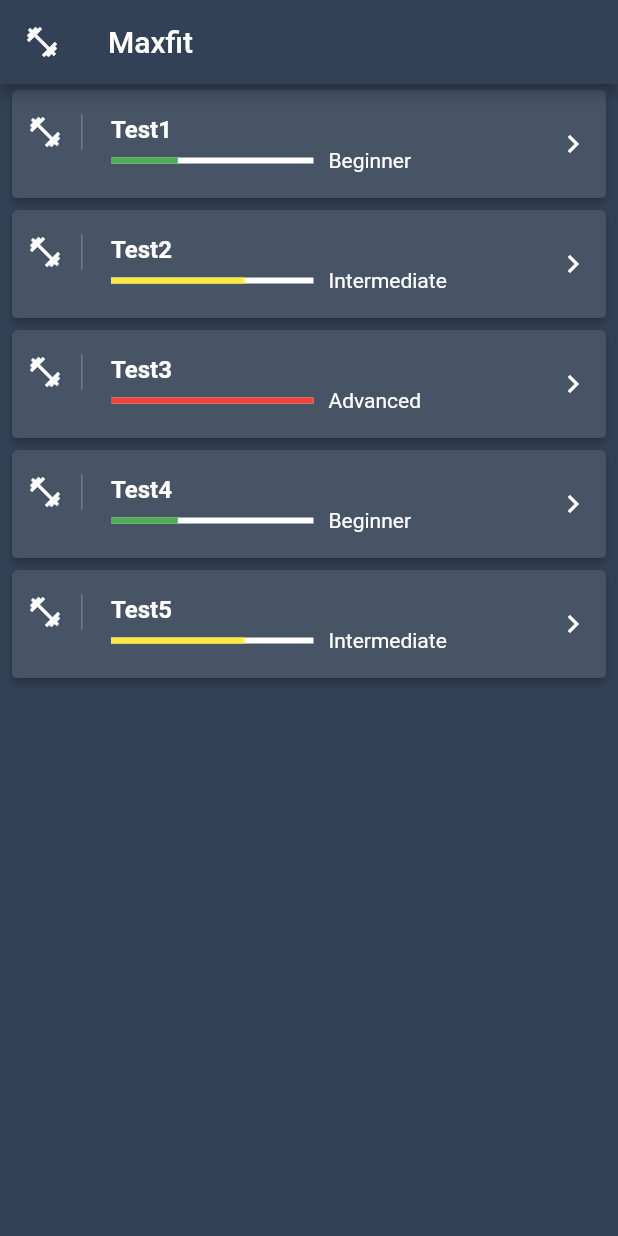
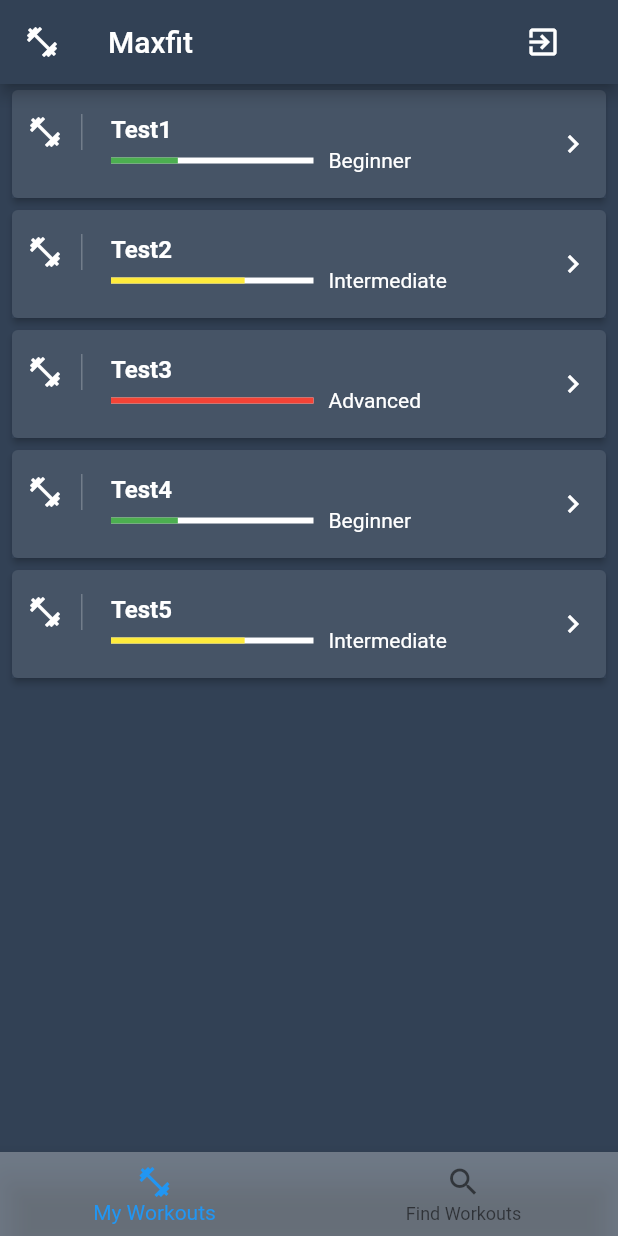
Before and after one commit to marie2465/maxfit, a Flutter app: the HomePage screen opened directly, on a phone screen of 412 x 824 dp. Run offline on Flutter 3.47's test engine with Material 2 defaults, Android fonts, the phone set to English and light mode, and no system bars; our stand-ins replace firebase_auth, firebase_core, fluttertoast; accounts and stored records are empty.

```diff
--- /dev/null
+++ b/lib/components/workouts-list.dart
@@ -0,0 +1,103 @@
+import 'package:flutter/material.dart';
+import 'package:maxfit/domain/workout.dart';
+
+class WorkoutsList extends StatelessWidget {
+  final workouts = <Workout>[
+    Workout('Test1', 'Max1', 'Test workout1', 'Beginner'),
+    Workout('Test2', 'Max2', 'Test workout2', 'Intermediate'),
+    Workout('Test3', 'Max3', 'Test workout3', 'Advanced'),
+    Workout('Test4', 'Max4', 'Test workout4', 'Beginner'),
+    Workout('Test5', 'Max5', 'Test workout5', 'Intermediate'),
+  ];
+
+  @override
+  Widget build(BuildContext context) {
+    return Container(
+      child: Container(
+        child: ListView.builder(
+            itemCount: workouts.length,
+            itemBuilder: (context, index) {
+              return Card(
+                elevation: 2.0,
+                margin: EdgeInsets.symmetric(horizontal: 8.0, vertical: 4.0),
+                child: Container(
+                  decoration: BoxDecoration(
+                    color: Color.fromRGBO(50, 65, 85, 0.9),
+                  ),
+                  child: ListTile(
+                    contentPadding: EdgeInsets.symmetric(horizontal: 10.0),
+                    leading: Container(
+                      padding: EdgeInsets.only(right: 12.0),
+                      child: Icon(
+                        Icons.fitness_center,
+                        color: Theme.of(context).textTheme.title!.color,
+                      ),
+                      decoration: BoxDecoration(
+                        border: Border(
+                          right: BorderSide(
+                            width: 1,
+                            color: Colors.white24,
+                          ),
+                        ),
+                      ),
+                    ),
+                    title: Text(
+                      workouts[index].title,
+                      style: TextStyle(
+                          color: Theme.of(context).textTheme.title!.color,
+                          fontWeight: FontWeight.bold),
+                    ),
+                    trailing: Icon(
+                      Icons.keyboard_arrow_right,
+                      color: Theme.of(context).textTheme.title!.color,
+                    ),
+                    subtitle: subtitle(context, workouts[index]),
+                  ),
+                ),
+              );
+            }),
+      ),
+    );
+  }
+}
+
+
+
+Widget subtitle(BuildContext context, Workout workout) {
+  var color = Colors.grey;
+  double indicatorLevel = 0;
+  switch (workout.level) {
+    case 'Beginner':
+      color = Colors.green;
+      indicatorLevel = 0.33;
+      break;
+    case 'Intermediate':
+      color = Colors.yellow;
+      indicatorLevel = 0.66;
+      break;
+    case 'Advanced':
+      color = Colors.red;
+      indicatorLevel = 1;
+      break;
+  }
+  return Row(
+    children: <Widget>[
+      Expanded(
+        flex: 2,
+        child: LinearProgressIndicator(
+          backgroundColor: Theme.of(context).textTheme.title!.color,
+          value: indicatorLevel,
+          valueColor: AlwaysStoppedAnimation(color),
+        ),
+      ),
+      SizedBox(width: 10),
+      Expanded(
+        flex: 2,
+        child: Text(
+          workout.level,
+          style: TextStyle(color: Theme.of(context).textTheme.title!.color),
+        ),
+      ),
+    ],
+  );
+}
--- /dev/null
+++ b/lib/domain/person.dart
@@ -0,0 +1,9 @@
+import 'package:firebase_auth/firebase_auth.dart';
+
+class Person{
+  String? id='';
+
+  Person.fromFirebase(User? user){
+    id = user!.uid;
+  }
+}
--- a/lib/pages/home.dart
+++ b/lib/pages/home.dart
@@ -1,8 +1,13 @@
 import 'package:flutter/material.dart';
+import 'package:maxfit/components/workouts-list.dart';
 import 'package:maxfit/domain/workout.dart';
+import 'package:maxfit/pages/auth.dart';
+import 'package:maxfit/services/auth.dart';
 
 class HomePage extends StatelessWidget {
-  const HomePage({Key? key}) : super(key: key);
+  HomePage({Key? key}) : super(key: key);
+
+  int sectionIndex = 0;
 
   @override
   Widget build(BuildContext context) {
@@ -12,108 +17,38 @@ class HomePage extends StatelessWidget {
         appBar: AppBar(
           title: Text('Maxfit'),
           leading: Icon(Icons.fitness_center),
+          actions: <Widget>[
+            FlatButton.icon(
+              onPressed: () {
+                AuthServices().logOut();
+              },
+              icon: Icon(
+                Icons.exit_to_app,
+                color: Colors.white,
+              ),
+              label: SizedBox.shrink(),
+            )
+          ],
         ),
         body: WorkoutsList(),
+        bottomNavigationBar: BottomNavigationBar(
+          items: <BottomNavigationBarItem>[
+            BottomNavigationBarItem(
+              icon: Icon(Icons.fitness_center),
+              title: Text('My Workouts')
+            ),
+            BottomNavigationBarItem(
+                icon: Icon(Icons.search),
+                title: Text('Find Workouts')
+            ),
+          ],
+          currentIndex: 0,
+          backgroundColor: Colors.white30,
+          onTap: (int index){
+            sectionIndex = index;
+          },
+        ),
       ),
     );
   }
 }
-
-class WorkoutsList extends StatelessWidget {
-  final workouts = <Workout>[
-    Workout('Test1', 'Max1', 'Test workout1', 'Beginner'),
-    Workout('Test2', 'Max2', 'Test workout2', 'Intermediate'),
-    Workout('Test3', 'Max3', 'Test workout3', 'Advanced'),
-    Workout('Test4', 'Max4', 'Test workout4', 'Beginner'),
-    Workout('Test5', 'Max5', 'Test workout5', 'Intermediate'),
-  ];
-
-  @override
-  Widget build(BuildContext context) {
-    return Container(
-      child: Container(
-        child: ListView.builder(
-            itemCount: workouts.length,
-            itemBuilder: (context, index) {
-              return Card(
-                elevation: 2.0,
-                margin: EdgeInsets.symmetric(horizontal: 8.0, vertical: 4.0),
-                child: Container(
-                  decoration: BoxDecoration(
-                    color: Color.fromRGBO(50, 65, 85, 0.9),
-                  ),
-                  child: ListTile(
-                    contentPadding: EdgeInsets.symmetric(horizontal: 10.0),
-                    leading: Container(
-                      padding: EdgeInsets.only(right: 12.0),
-                      child: Icon(
-                        Icons.fitness_center,
-                        color: Theme.of(context).textTheme.title!.color,
-                      ),
-                      decoration: BoxDecoration(
-                        border: Border(
-                          right: BorderSide(
-                            width: 1,
-                            color: Colors.white24,
-                          ),
-                        ),
-                      ),
-                    ),
-                    title: Text(
-                      workouts[index].title,
-                      style: TextStyle(
-                          color: Theme.of(context).textTheme.title!.color,
-                          fontWeight: FontWeight.bold),
-                    ),
-                    trailing: Icon(
-                      Icons.keyboard_arrow_right,
-                      color: Theme.of(context).textTheme.title!.color,
-                    ),
-                    subtitle: subtitle(context, workouts[index]),
-                  ),
-                ),
-              );
-            }),
-      ),
-    );
-  }
-}
-
-Widget subtitle(BuildContext context, Workout workout) {
-  var color = Colors.grey;
-  double indicatorLevel = 0;
-  switch (workout.level) {
-    case 'Beginner':
-      color = Colors.green;
-      indicatorLevel = 0.33;
-      break;
-    case 'Intermediate':
-      color = Colors.yellow;
-      indicatorLevel = 0.66;
-      break;
-    case 'Advanced':
-      color = Colors.red;
-      indicatorLevel = 1;
-      break;
-  }
-  return Row(
-    children: <Widget>[
-      Expanded(
-        flex: 2,
-        child: LinearProgressIndicator(
-          backgroundColor: Theme.of(context).textTheme.title!.color,
-          value: indicatorLevel,
-          valueColor: AlwaysStoppedAnimation(color),
-        ),
-      ),
-      SizedBox(width: 10),
-      Expanded(
-        flex: 2,
-        child: Text(
-          workout.level,
-          style: TextStyle(color: Theme.of(context).textTheme.title!.color),
-        ),
-      ),
-    ],
-  );
-}
--- a/pubspec.yaml
+++ b/pubspec.yaml
@@ -24,14 +24,14 @@ dependencies:
   flutter:
     sdk: flutter
 
-
   # The following adds the Cupertino Icons font to your application.
   # Use with the CupertinoIcons class for iOS style icons.
   cupertino_icons: ^1.0.2
+  fluttertoast: ^8.0.8
   firebase_auth: ^3.0.2
   cloud_firestore: ^2.5.0
   provider: ^6.0.0
-  fluttertoast: ^8.0.8
+  firebase_core: ^1.5.0
 
 dev_dependencies:
   flutter_test:
```
Also changed, not shown: lib/main.dart (+15 -6 lines), lib/pages/auth.dart (+56 -6 lines), lib/pages/landing.dart (added, +17 -0 lines), lib/services/auth.dart (added, +43 -0 lines), pubspec.lock, 3 other files.
